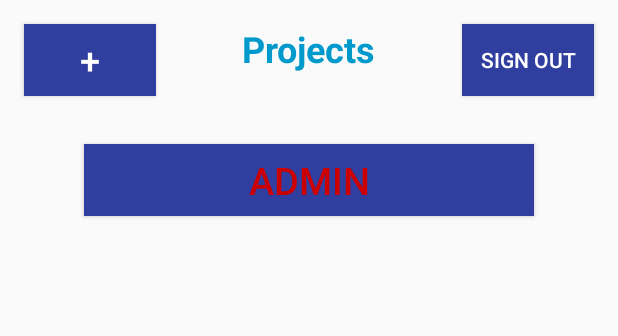
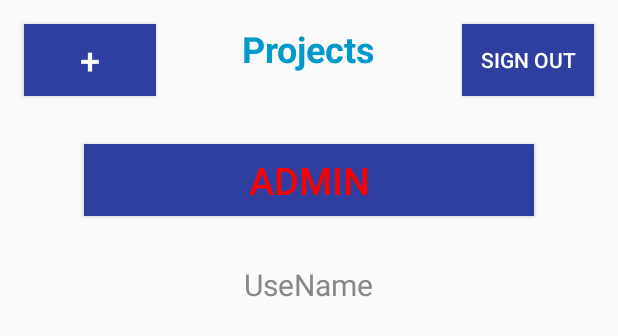
Before and after one commit to lance-leau/CSUMB-Project-2, an Android app: the layout activity_landing.xml on its own in the app's theme, with its tools: preview values and no code run, on a phone screen of 412 x 824 dp. Shown: the top 336 px of the screen. Run offline under Robolectric (Android 15) with nearby library versions, the phone set to English and light mode, and no system bars.

Commit message:
finalised the app for part 1

```diff
--- a/MapWithMarker/app/src/main/java/com/example/mapwithmarker/ActivityLogin.java
+++ b/MapWithMarker/app/src/main/java/com/example/mapwithmarker/ActivityLogin.java
@@ -46,6 +46,7 @@ public class ActivityLogin  extends AppCompatActivity {
                     boolean isUserAdmin = dbHelper.isAdmin(etUser.getText().toString(), etPwd.getText().toString());
                     Intent intent = new Intent(ActivityLogin.this, Landing.class);
                     intent.putExtra(IS_USER_ADMIN, isUserAdmin);
+                    intent.putExtra("USER_NAME", etUser.getText().toString());
                     startActivity(intent);
                     finish();
                 }else{
--- a/MapWithMarker/app/src/main/res/layout/activity_landing.xml
+++ b/MapWithMarker/app/src/main/res/layout/activity_landing.xml
@@ -47,7 +47,7 @@
         android:background="@color/colorPrimaryDark"
         android:gravity="center"
         android:text="@string/admin"
-        android:textColor="@android:color/holo_red_dark"
+        android:textColor="#FF0000"
         android:textSize="25sp" />
 <!--        android:layout_below="@id/topBackground" -->
 
@@ -62,6 +62,16 @@
         android:textColor="@android:color/holo_blue_dark"
         android:textSize="24sp"
         android:textStyle="bold" />
+
+    <TextView
+        android:id="@+id/usernameText"
+        android:layout_width="wrap_content"
+        android:layout_height="wrap_content"
+        android:layout_below="@id/admin_button"
+        android:layout_centerHorizontal="true"
+        android:textSize="20sp"
+        android:textColor="#888888"
+        android:text="UseName" />
     <!--        android:layout_below="@id/topBackground"-->
 
 
```
Also changed, not shown: MapWithMarker/app/src/main/java/com/example/mapwithmarker/Landing.java (+13 -0 lines), 1 other file.
